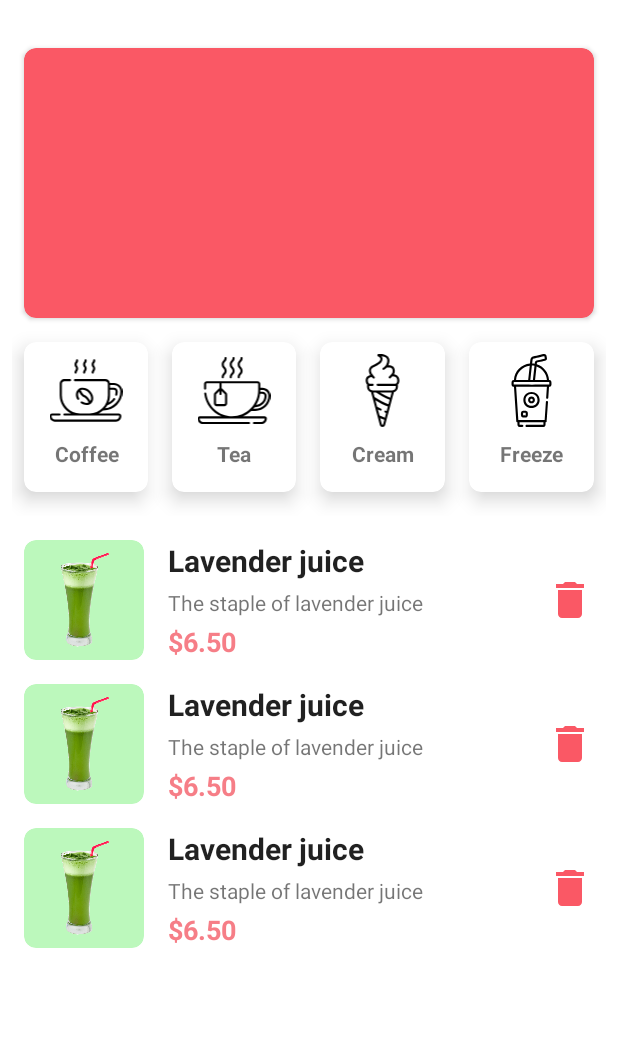
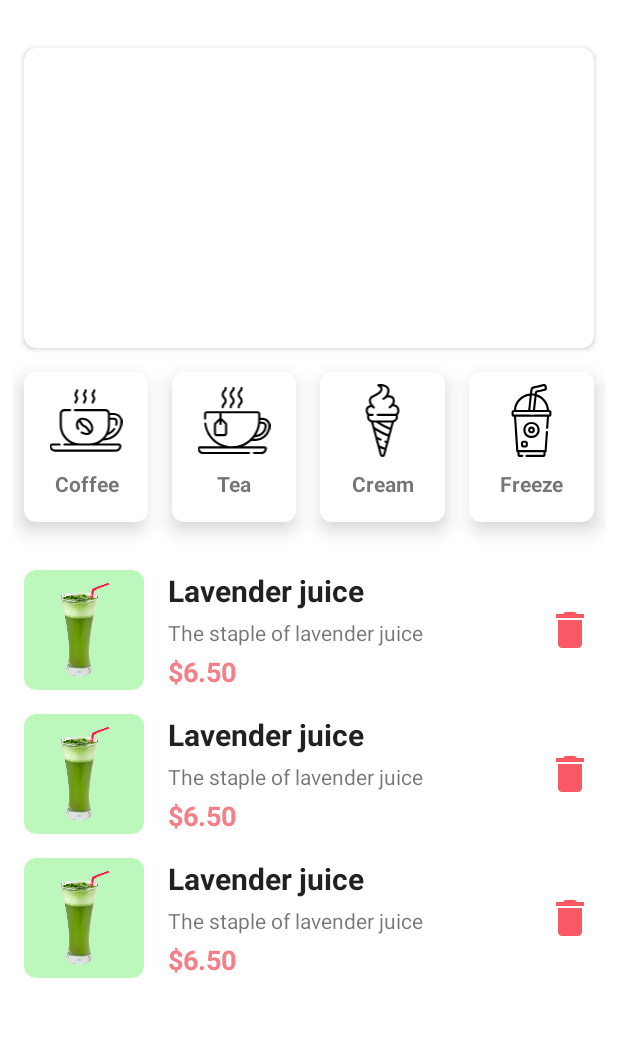
Before and after one commit to omarzer0/Fresh, an Android app: the layout fragment_home.xml on its own in the app's theme, with its tools: preview values and no code run, on a phone screen of 412 x 824 dp, the part 66-1103 px from its top. Run offline under Robolectric (Android 15) with nearby library versions, the phone set to English and light mode, and no system bars.

Commit message:
slider and fragment animation

```diff
--- a/app/src/main/java/omar/az/fresh/ui/cart/ShoppingCartViewModel.kt
+++ b/app/src/main/java/omar/az/fresh/ui/cart/ShoppingCartViewModel.kt
@@ -10,7 +10,6 @@ import omar.az.fresh.repository.ProductRepository
 class ShoppingCartViewModel(application: Application) : AndroidViewModel(application) {
 
     private val productRepository = ProductRepository(ProductDatabase(application))
-//    private val allProducts = MutableLiveData<List<Product>>()
 
 
     fun getAllProducts() = productRepository.getAllProducts()
--- a/app/src/main/java/omar/az/fresh/ui/details/ProductDetailsFragment.kt
+++ b/app/src/main/java/omar/az/fresh/ui/details/ProductDetailsFragment.kt
@@ -61,7 +61,6 @@ class ProductDetailsFragment(private val product: Product, private val isInsert:
 
 
     private fun setDataToViews() {
-        Log.e("TAG", "$product")
         productDetailsImage.setImageResource(product.image)
         productDetailsNameTV.text = product.name
         productDetailsPriceTV.text = product.finalPrice.toString()
@@ -287,7 +286,6 @@ class ProductDetailsFragment(private val product: Product, private val isInsert:
         cardView.elevation = 0f
         imageView.setImageResource(R.drawable.ic_frappe_main_color)
         oldChoiceSize = selectedSize
-        Log.e("TAG3", "$oldChoiceSize")
         detailsViewModel.choiceSize.postValue(selectedSize)
     }
 
@@ -296,7 +294,6 @@ class ProductDetailsFragment(private val product: Product, private val isInsert:
         unSelectedSugarCardStyle(oldSugarLevelChoice)
         selectedSugarCardStyle(selectedNumber)
         oldSugarLevelChoice = selectedNumber
-        Log.e("TAG", "setSugarCardListener: $oldSugarLevelChoice")
     }
 
     private fun unSelectedSugarCardStyle(oldSugarSelectedNumber: Int) {
--- /dev/null
+++ b/app/src/main/res/drawable-v24/tab_indicator_default.xml
@@ -0,0 +1,8 @@
+<?xml version="1.0" encoding="utf-8"?>
+<shape xmlns:android="http://schemas.android.com/apk/res/android"
+    android:innerRadius="0dp"
+    android:shape="ring"
+    android:thickness="2dp"
+    android:useLevel="false">
+    <solid android:color="@android:color/white"/>
+</shape>
--- /dev/null
+++ b/app/src/main/res/drawable-v24/tab_indicator_selected.xml
@@ -0,0 +1,8 @@
+<?xml version="1.0" encoding="utf-8"?>
+<shape xmlns:android="http://schemas.android.com/apk/res/android"
+    android:innerRadius="0dp"
+    android:shape="ring"
+    android:thickness="4dp"
+    android:useLevel="false">
+    <solid android:color="@color/mainColor"/>
+</shape>
--- /dev/null
+++ b/app/src/main/res/drawable-v24/tab_selector.xml
@@ -0,0 +1,8 @@
+<?xml version="1.0" encoding="utf-8"?>
+<selector xmlns:android="http://schemas.android.com/apk/res/android">
+    <item android:drawable="@drawable/tab_indicator_selected"
+        android:state_selected="true"/>
+
+    <item android:drawable="@drawable/tab_indicator_default"
+        android:state_selected="false"/>
+</selector>
--- a/app/src/main/res/layout/fragment_home.xml
+++ b/app/src/main/res/layout/fragment_home.xml
@@ -79,13 +79,32 @@
         <androidx.cardview.widget.CardView
             android:id="@+id/cardView"
             android:layout_width="match_parent"
-            android:layout_height="180dp"
+            android:layout_height="200dp"
             android:layout_margin="16dp"
-            app:cardBackgroundColor="@color/mainColor"
             app:cardCornerRadius="8dp"
             app:layout_constraintEnd_toEndOf="parent"
             app:layout_constraintStart_toStartOf="parent"
-            app:layout_constraintTop_toBottomOf="@+id/constraintLayout" />
+            app:layout_constraintTop_toBottomOf="@+id/constraintLayout" >
+
+
+
+            <androidx.viewpager.widget.ViewPager
+                android:id="@+id/pager"
+                android:layout_width="match_parent"
+                android:layout_height="match_parent"
+                android:animateLayoutChanges="true"
+                android:layoutDirection="locale" />
+
+            <com.google.android.material.tabs.TabLayout
+                android:id="@+id/tab_dots"
+                android:layout_width="wrap_content"
+                android:layout_height="wrap_content"
+                android:layout_gravity="center_horizontal|bottom"
+                app:tabBackground="@drawable/tab_selector"
+                app:tabIndicatorHeight="0dp"/>
+
+
+        </androidx.cardview.widget.CardView>
 
 
         <LinearLayout
```
Also changed, not shown: app/src/main/java/omar/az/fresh/adapter/ViewPagerAdapter.kt (added, +22 -0 lines), app/src/main/java/omar/az/fresh/ui/cart/ShoppingCartFragment.kt (+4 -6 lines), app/src/main/java/omar/az/fresh/ui/home/HomeFragment.kt (+16 -14 lines), app/src/main/java/omar/az/fresh/ui/home/slider/ViewPagerFragment.kt (added, +17 -0 lines), app/src/main/java/omar/az/fresh/utils/Utils.kt (+24 -3 lines), app/src/main/res/layout/fragment_view_pager.xml (added, +13 -0 lines), app/src/main/res/drawable-v24/promo_choco.png (added), app/src/main/res/drawable-v24/promo_coffee.jpg (added), app/src/main/res/drawable-v24/promo_val.jpg (added).
